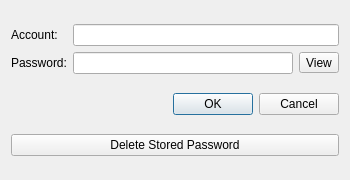
First picture: the form in src/preferences/SetPasswordDialog.ui, repository nschimme/MMapper, before the edit.
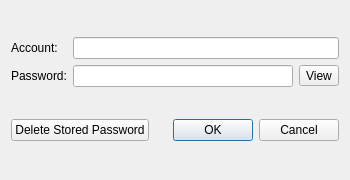
Second picture: the form after the edit.

Commit message: Refactor PasswordConfig and Improve Credential Management UX

Diff of the .ui file:
```diff
--- a/src/preferences/SetPasswordDialog.ui
+++ b/src/preferences/SetPasswordDialog.ui
@@ -59,6 +59,15 @@
     </layout>
    </item>
    <item>
+    <layout class="QHBoxLayout" name="horizontalLayout">
+     <item>
+      <widget class="QPushButton" name="deleteButton">
+       <property name="text">
+        <string>Delete Stored Password</string>
+       </property>
+      </widget>
+     </item>
+     <item>
     <widget class="QDialogButtonBox" name="buttonBox">
      <property name="orientation">
       <enum>Qt::Horizontal</enum>
@@ -68,12 +77,7 @@
      </property>
     </widget>
    </item>
-   <item>
-    <widget class="QPushButton" name="deleteButton">
-     <property name="text">
-      <string>Delete Stored Password</string>
-     </property>
-    </widget>
+    </layout>
    </item>
   </layout>
  </widget>
```
Lines whose indentation alone changed are shown as unchanged. The commit also changes 1 other file.
